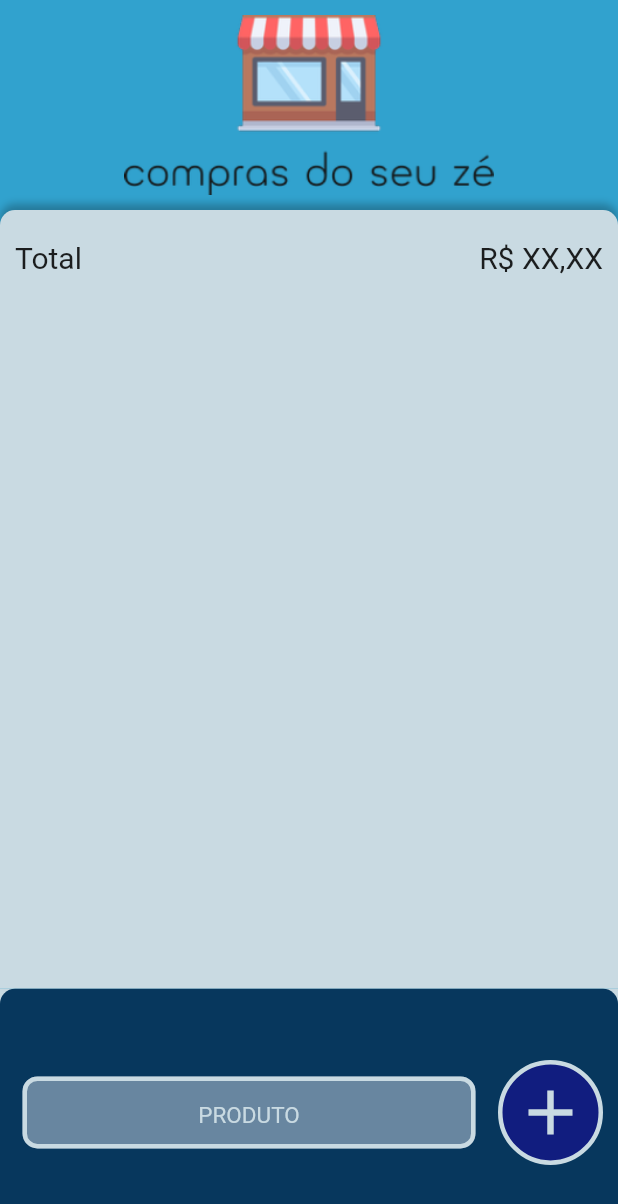
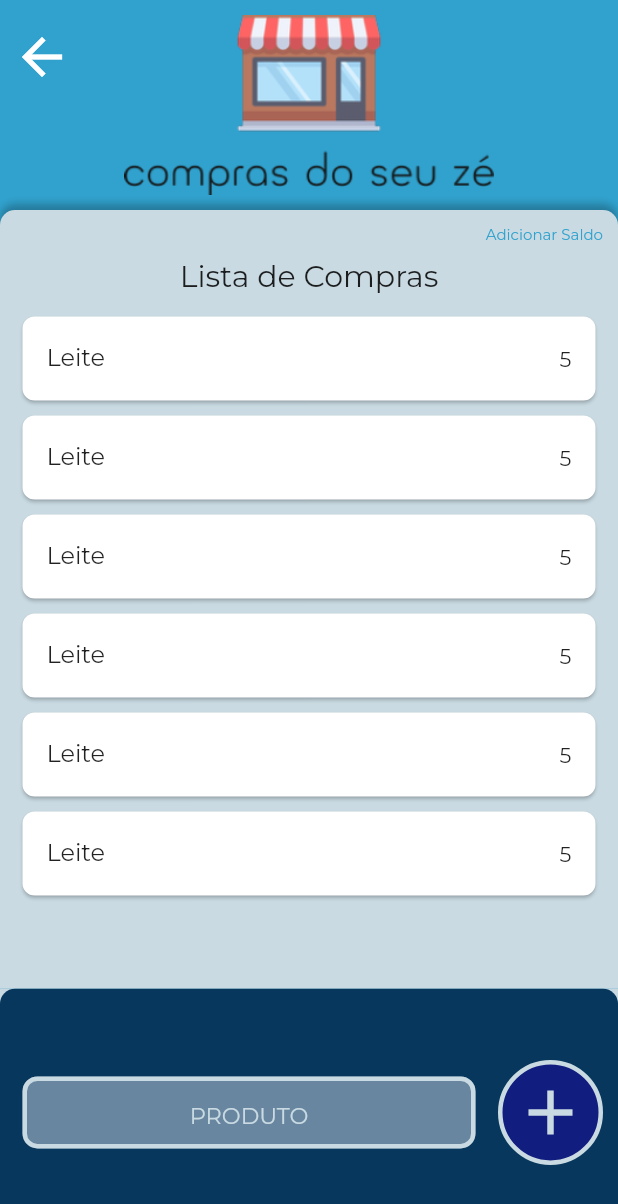
Before and after one commit to mmarcosmath/ComprasdoSeuZe, a Flutter app: the BuyingList screen opened directly, on a phone screen of 412 x 824 dp. Shown: the top 1204 px of the screen. Run offline on Flutter 3.47's test engine with Material 2 defaults, Android fonts, the phone set to English and light mode, and no system bars; our stand-ins replace google_fonts, sqflite; accounts and stored records are empty.

Commit message:
refazendo telas part 2

```diff
--- a/lib/main.dart
+++ b/lib/main.dart
@@ -1,4 +1,5 @@
 import 'package:flutter/material.dart';
+import 'package:google_fonts/google_fonts.dart';
 import 'package:quitandadoseuze/pages/listadecompras.dart';
 import 'dart:async';
 
@@ -15,6 +16,7 @@ class App extends StatelessWidget {
       home: CompasdoSeuZeApp(),
       debugShowCheckedModeBanner: false,
       theme: ThemeData(
+        textTheme: GoogleFonts.montserratTextTheme(),
         backgroundColor: Color(0xFF31A2CE),
         scaffoldBackgroundColor: Color(0xFFC9DAE2),
         primaryColor: Color(0xFFC9DAE2),
--- a/lib/models/banco.dart
+++ b/lib/models/banco.dart
@@ -52,7 +52,7 @@ class Banco {
     return await db.execute('''DELETE FROM produto''');
   }
 
-    Future<void> deleteProd(String id) async {
+  Future<void> deleteProd(String id) async {
     Database db = await instance.database;
     return await db.execute('''DELETE FROM produto WHERE id = $id''');
   }
@@ -62,10 +62,10 @@ class Banco {
     return await db.query('produto');
   }
 
-    Future<Produto> getProduto(int id) async {
+  Future<Produto> getProduto(int id) async {
     Database db = await instance.database;
     var res = await db.rawQuery('SELECT FROM produto WHERE id = $id');
-    return Produto.fromJson(res.first);
+    return Produto.fromMap(res.first);
   }
 
   // Future<Livro> getLivro(int id) async {
--- a/lib/models/produto.dart
+++ b/lib/models/produto.dart
@@ -1,27 +1,92 @@
+import 'dart:convert';
+
 class Produto {
   int id;
   String descricao;
   double preco;
   double qtdKg;
   double total;
+  bool check;
+  Produto({
+    this.id,
+    this.descricao,
+    this.preco,
+    this.qtdKg,
+    this.total,
+    this.check = false,
+  });
 
-  Produto({this.id, this.descricao, this.preco, this.qtdKg, this.total});
-
-  Produto.fromJson(Map<String, dynamic> json) {
-    id = json['id'];
-    descricao = json['descricao'];
-    preco = json['preco'];
-    qtdKg = json['qtdKg'];
-    total = json['total'];
+  Map<String, dynamic> toMap() {
+    return {
+      'id': id,
+      'descricao': descricao,
+      'preco': preco,
+      'qtdKg': qtdKg,
+      'total': total,
+      'check': check,
+    };
   }
 
-  Map<String, dynamic> toJson() {
-    final Map<String, dynamic> data = new Map<String, dynamic>();
-    data['id'] = this.id;
-    data['descricao'] = this.descricao;
-    data['preco'] = this.preco;
-    data['qtdKg'] = this.qtdKg;
-    data['total'] = this.total;
-    return data;
+  static Produto fromMap(Map<String, dynamic> map) {
+    if (map == null) return null;
+
+    return Produto(
+      id: map['id'],
+      descricao: map['descricao'],
+      preco: map['preco'],
+      qtdKg: map['qtdKg'],
+      total: map['total'],
+      check: map['check'],
+    );
+  }
+
+  String toJson() => json.encode(toMap());
+
+  static Produto fromJson(String source) => fromMap(json.decode(source));
+
+  Produto copyWith({
+    int id,
+    String descricao,
+    double preco,
+    double qtdKg,
+    double total,
+    bool check,
+  }) {
+    return Produto(
+      id: id ?? this.id,
+      descricao: descricao ?? this.descricao,
+      preco: preco ?? this.preco,
+      qtdKg: qtdKg ?? this.qtdKg,
+      total: total ?? this.total,
+      check: check ?? this.check,
+    );
+  }
+
+  @override
+  String toString() {
+    return 'Produto(id: $id, descricao: $descricao, preco: $preco, qtdKg: $qtdKg, total: $total, check: $check)';
+  }
+
+  @override
+  bool operator ==(Object o) {
+    if (identical(this, o)) return true;
+
+    return o is Produto &&
+        o.id == id &&
+        o.descricao == descricao &&
+        o.preco == preco &&
+        o.qtdKg == qtdKg &&
+        o.total == total &&
+        o.check == check;
+  }
+
+  @override
+  int get hashCode {
+    return id.hashCode ^
+        descricao.hashCode ^
+        preco.hashCode ^
+        qtdKg.hashCode ^
+        total.hashCode ^
+        check.hashCode;
   }
 }
--- a/lib/pages/buying_list.dart
+++ b/lib/pages/buying_list.dart
@@ -17,8 +17,13 @@ class _BuyingListState extends State<BuyingList> {
         child: Column(
           crossAxisAlignment: CrossAxisAlignment.stretch,
           children: [
-            Logo(),
-            BuyList(),
+            Logo(
+              buyingList: true,
+              ctx: context,
+            ),
+            BuyList(
+              buyingList: true,
+            ),
             Inputs(
               buyingList: true,
             ),
--- a/lib/pages/components/buy_list.dart
+++ b/lib/pages/components/buy_list.dart
@@ -1,6 +1,17 @@
 import 'package:flutter/material.dart';
+import 'package:quitandadoseuze/models/produto.dart';
 
 class BuyList extends StatelessWidget {
+  final bool buyingList;
+  final List<Produto> productList = [
+    Produto(descricao: 'Leite', id: 1, preco: 10, qtdKg: 5, total: 50),
+    Produto(descricao: 'Leite', id: 1, preco: 10, qtdKg: 5, total: 50),
+    Produto(descricao: 'Leite', id: 1, preco: 10, qtdKg: 5, total: 50),
+    Produto(descricao: 'Leite', id: 1, preco: 10, qtdKg: 5, total: 50),
+    Produto(descricao: 'Leite', id: 1, preco: 10, qtdKg: 5, total: 50),
+    Produto(descricao: 'Leite', id: 1, preco: 10, qtdKg: 5, total: 50),
+  ];
+  BuyList({this.buyingList = false});
   @override
   Widget build(BuildContext context) {
     return Expanded(
@@ -24,9 +35,95 @@ class BuyList extends StatelessWidget {
           ),
           child: Column(
             children: [
+              Align(
+                alignment: Alignment.centerRight,
+                child: Text(
+                  "Adicionar Saldo",
+                  style: TextStyle(
+                    color: Theme.of(context).backgroundColor,
+                    fontSize: 10,
+                  ),
+                ),
+              ),
               Container(
                 margin: EdgeInsets.symmetric(vertical: 10),
-                child: Row(
+                child: _label(),
+              ),
+              Expanded(
+                child: ListView.builder(
+                  itemCount: productList.length,
+                  itemBuilder: (BuildContext context, int index) {
+                    var product = productList[index];
+                    return Dismissible(
+                      onDismissed: (dismissed) {},
+                      key: UniqueKey(),
+                      child: Container(
+                        child: Padding(
+                          padding: const EdgeInsets.all(1.0),
+                          child: Card(
+                            borderOnForeground: true,
+                            shape: RoundedRectangleBorder(
+                                borderRadius:
+                                    BorderRadius.all(Radius.circular(8))),
+                            child: ListTile(
+                              onTap: () {},
+                              title: Text(product.descricao),
+                              trailing: _trailling(product),
+                              subtitle: buyingList
+                                  ? null
+                                  : Row(
+                                      children: <Widget>[
+                                        Padding(
+                                          padding:
+                                              const EdgeInsets.only(right: 10),
+                                          child: Text(
+                                              'R\$ ${product.preco.toStringAsFixed(2)}'),
+                                        ),
+                                        Text(
+                                            'x ${product.qtdKg.toStringAsFixed(2)}'),
+                                      ],
+                                    ),
+                            ),
+                          ),
+                        ),
+                      ),
+                    );
+                  },
+                ),
+              )
+            ],
+          ),
+        ),
+      ),
+    );
+  }
+
+  Widget _trailling(Produto product) {
+    return buyingList
+        ? product.check
+            ? Image.asset(
+                "images/check.png",
+                fit: BoxFit.cover,
+                height: 25,
+              )
+            : Text('${product.qtdKg.toStringAsFixed(0)}')
+        : Text('${product.total.toStringAsFixed(2)}');
+  }
+
+  Row _label() {
+    return buyingList
+        ? Row(
+            mainAxisAlignment: MainAxisAlignment.center,
+            children: [
+              Text(
+                "Lista de Compras",
+                style: TextStyle(
+                  fontSize: 20,
+                ),
+              ),
+            ],
+          )
+        : Row(
             mainAxisAlignment: MainAxisAlignment.spaceBetween,
             children: [
               Text(
@@ -42,12 +139,6 @@ class BuyList extends StatelessWidget {
                 ),
               ),
             ],
-                ),
-              ),
-            ],
-          ),
-        ),
-      ),
           );
   }
 }
--- a/lib/pages/components/logo.dart
+++ b/lib/pages/components/logo.dart
@@ -1,16 +1,46 @@
 import 'package:flutter/material.dart';
+import 'package:quitandadoseuze/pages/components/popop_menu.dart';
 
 class Logo extends StatelessWidget {
+  final BuildContext ctx;
+  final bool buyingList;
+  Logo({this.buyingList = false, this.ctx});
   @override
   Widget build(BuildContext context) {
+    Align _contentLogo() {
+      return buyingList
+          ? Align(
+              alignment: Alignment.topLeft,
+              child: IconButton(
+                icon: Icon(
+                  Icons.arrow_back,
+                  size: 40,
+                  color: Colors.white,
+                ),
+                onPressed: () => Navigator.pop(this.ctx),
+              ),
+            )
+          : Align(
+              alignment: Alignment.topRight,
+              child: CustomPopupMenu(),
+            );
+    }
+
     return Container(
       padding: EdgeInsets.symmetric(vertical: 10),
       color: Theme.of(context).backgroundColor,
-      child: Center(
-        child: Image.asset(
-          'images/logo.png',
-          height: MediaQuery.of(context).size.height > 400 ? 120 : 70,
-        ),
+      child: Stack(
+        // mainAxisAlignment: MainAxisAlignment.center,
+        children: [
+          Container(
+            alignment: Alignment.center,
+            child: Image.asset(
+              'images/logo.png',
+              height: MediaQuery.of(context).size.height > 400 ? 120 : 70,
+            ),
+          ),
+          _contentLogo(),
+        ],
       ),
     );
   }
--- a/lib/pages/components/textformfield.dart
+++ b/lib/pages/components/textformfield.dart
@@ -11,6 +11,9 @@ class CustomTextFormField extends StatelessWidget {
       child: Container(
         padding: EdgeInsets.all(5.0),
         child: TextFormField(
+          enableSuggestions: true,
+          autofillHints: ["Leite", "Café", "Açucar"],
+          autocorrect: true,
           controller: ctrl,
           keyboardType: TextInputType.text,
           cursorColor: Color(0xFF72DADD),
@@ -38,22 +41,25 @@ class CustomTextFormField extends StatelessWidget {
               color: Theme.of(context).primaryColor,
               fontSize: 15,
             ),
+
             contentPadding: EdgeInsets.all(8),
             border: OutlineInputBorder(
               borderRadius: BorderRadius.circular(10),
             ),
-            // filled: true,
-
-            // fillColor: Color(0xFF6886A0),
             labelStyle: TextStyle(
               color: Theme.of(context).primaryColor,
               fontSize: 15,
             ),
+
+            // labelStyle: TextStyle(
+            //   color: Theme.of(context).primaryColor,
+            //   fontSize: 15,
+            // ),
           ),
           textAlign: TextAlign.center,
           style: TextStyle(
+            color: Theme.of(context).primaryColor,
             fontSize: 20,
-            color: Theme.of(context).primaryColor,
           ),
         ),
       ),
--- a/lib/pages/listadecompras.dart
+++ b/lib/pages/listadecompras.dart
@@ -34,7 +34,7 @@ class _ListaComprasState extends State<ListaCompras> {
     setState(() {
       produtos.clear();
       for (var prod in listatemp) {
-        var p = Produto.fromJson(prod);
+        var p = Produto.fromMap(prod);
         produtos.insert(0, p);
       }
       calcTotal();
```
Also changed, not shown: lib/pages/components/popop_menu.dart (added, +63 -0 lines), pubspec.yaml (+3 -7 lines), images/check.png (added), pubspec.lock. Lines whose indentation alone changed are shown as unchanged.
